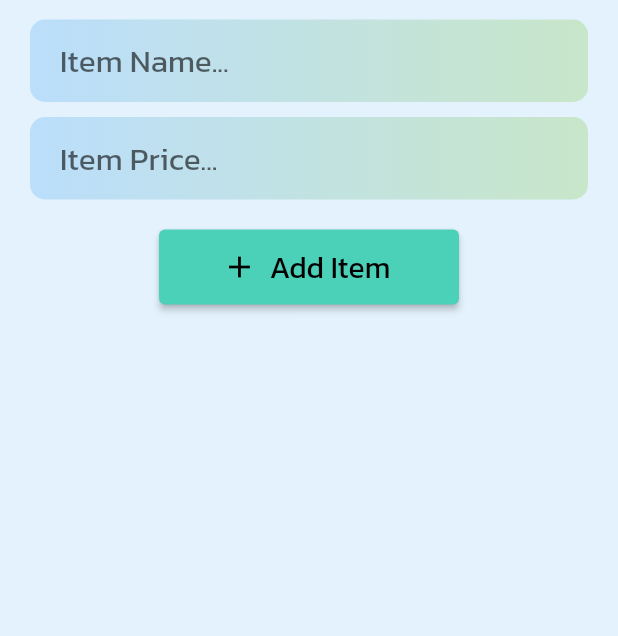
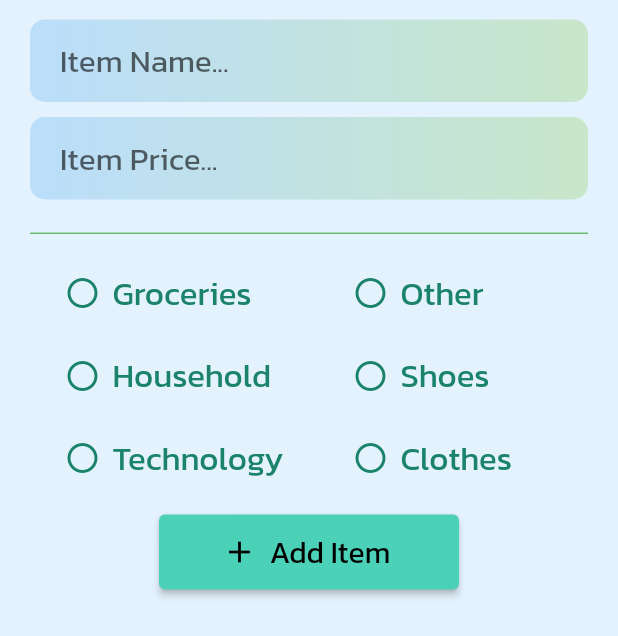
Before and after one commit to emeban44/shopping_list_app, a Flutter app: the AddItemScreen widget shown alone on an empty page, opened directly, on a phone screen of 412 x 824 dp. Shown: the top 636 px of the screen. Run offline on Flutter 3.47's test engine with Material 2 defaults, Android fonts, the light colour scheme and no system bars.

Commit message:
categories aligned evenly (1 row with 2 columns)

```diff
--- /dev/null
+++ b/lib/models/categories.dart
@@ -0,0 +1,10 @@
+class Categories {
+  static final List<String> categories = [
+    'Groceries',
+    'Other',
+    'Household',
+    'Shoes',
+    'Technology',
+    'Clothes',
+  ];
+}
--- a/lib/screens/add_item_screen.dart
+++ b/lib/screens/add_item_screen.dart
@@ -1,5 +1,7 @@
 import 'package:flutter/material.dart';
+import 'package:shopping_list_app/widgets/category_row.dart';
 import 'package:shopping_list_app/widgets/item_text_field.dart';
+import 'package:shopping_list_app/widgets/select_category.dart';
 
 class AddItemScreen extends StatelessWidget {
   @override
@@ -15,6 +17,12 @@ class AddItemScreen extends StatelessWidget {
         children: [
           ItemTextField('Item Name...'),
           ItemTextField('Item Price...'),
+          Divider(
+            color: Colors.green,
+            height: 25,
+            thickness: 0.8,
+          ),
+          SelectCategory(),
           Container(
             width: 200,
             height: 50,
--- /dev/null
+++ b/lib/widgets/category_box.dart
@@ -0,0 +1,45 @@
+import 'package:flutter/material.dart';
+import 'package:shopping_list_app/models/categories.dart';
+
+class CategoryBox extends StatefulWidget {
+  final int index;
+  final bool isChecked;
+  final Function(int i) selectCategory;
+  CategoryBox(this.index, this.isChecked, this.selectCategory);
+  @override
+  _CategoryBoxState createState() => _CategoryBoxState();
+}
+
+class _CategoryBoxState extends State<CategoryBox> {
+  // bool _isSelected = isChecked;
+
+  @override
+  Widget build(BuildContext context) {
+    return Container(
+      //   color: _isSelected ? Colors.blue : Colors.transparent,
+      // width: 100,
+      margin: const EdgeInsets.symmetric(vertical: 3, horizontal: 15),
+      decoration: BoxDecoration(
+        borderRadius: BorderRadius.circular(20),
+        border: widget.isChecked ? Border.all(width: 0.25) : null,
+        gradient: widget.isChecked
+            ? LinearGradient(
+                colors: [Colors.blue.shade100, Colors.green.shade100])
+            : LinearGradient(colors: [Colors.transparent, Colors.transparent]),
+      ),
+      child: TextButton.icon(
+        icon: widget.isChecked
+            ? Icon(Icons.radio_button_on_rounded)
+            : Icon(Icons.radio_button_off_rounded),
+        label: Text(
+          Categories.categories[widget.index],
+          style: TextStyle(fontSize: 22),
+        ),
+        onPressed: () => widget.selectCategory(widget.index),
+        style: TextButton.styleFrom(
+          primary: Color.fromRGBO(26, 131, 106, 1),
+        ),
+      ),
+    );
+  }
+}
--- /dev/null
+++ b/lib/widgets/category_row.dart
@@ -0,0 +1,49 @@
+import 'package:flutter/material.dart';
+import 'package:shopping_list_app/widgets/category_box.dart';
+
+class CategoryRow extends StatelessWidget {
+  // final int index;
+  final List<bool> checked;
+  final Function(int i) selectCategory;
+  CategoryRow(this.checked, this.selectCategory);
+  @override
+  Widget build(BuildContext context) {
+    return Container(
+        child: Row(
+      mainAxisAlignment: MainAxisAlignment.start,
+      crossAxisAlignment: CrossAxisAlignment.center,
+      // mainAxisSize: MainAxisSize.min,
+      // mainAxisAlignment: MainAxisAlignment.spaceAround,
+      children: [
+        Container(
+          child: Column(
+            mainAxisAlignment: MainAxisAlignment.start,
+            crossAxisAlignment: CrossAxisAlignment.start,
+            children: [
+              CategoryBox(0, checked[0], selectCategory),
+              CategoryBox(2, checked[2], selectCategory),
+              CategoryBox(4, checked[4], selectCategory),
+            ],
+          ),
+        ),
+        Container(
+          child: Column(
+            crossAxisAlignment: CrossAxisAlignment.start,
+            children: [
+              CategoryBox(1, checked[1], selectCategory),
+              CategoryBox(3, checked[3], selectCategory),
+              CategoryBox(5, checked[5], selectCategory),
+            ],
+          ),
+        ),
+        /*
+        if (index == 0) CategoryBox(0, isFirstSelected, selectCategory),
+        if (index == 0) CategoryBox(1, isSecondSelected, selectCategory),
+        if (index == 1) CategoryBox(2, isFirstSelected, selectCategory),
+        if (index == 1) CategoryBox(3, isSecondSelected, selectCategory),
+        if (index == 2) CategoryBox(4, isFirstSelected, selectCategory),
+        if (index == 2) CategoryBox(5, isSecondSelected, selectCategory),*/
+      ],
+    ));
+  }
+}
--- /dev/null
+++ b/lib/widgets/select_category.dart
@@ -0,0 +1,37 @@
+import 'package:flutter/material.dart';
+
+import 'category_row.dart';
+
+class SelectCategory extends StatefulWidget {
+  @override
+  _SelectCategoryState createState() => _SelectCategoryState();
+}
+
+class _SelectCategoryState extends State<SelectCategory> {
+  List<bool> _selection = [false, false, false, false, false, false];
+  void _checkCategory(int i) {
+    setState(() {
+      _selection[i] = !_selection[i];
+      for (int y = 0; y < _selection.length; y++) {
+        if (y == i)
+          continue;
+        else
+          _selection[y] = false;
+      }
+    });
+  }
+
+  @override
+  Widget build(BuildContext context) {
+    return Container(
+        child: Column(
+      children: [
+        CategoryRow(_selection, _checkCategory)
+        /*
+        CategoryRow(0, _selection[0], _selection[1], _checkCategory),
+        CategoryRow(1, _selection[2], _selection[3], _checkCategory),
+        CategoryRow(2, _selection[4], _selection[5], _checkCategory),*/
+      ],
+    ));
+  }
+}
```
